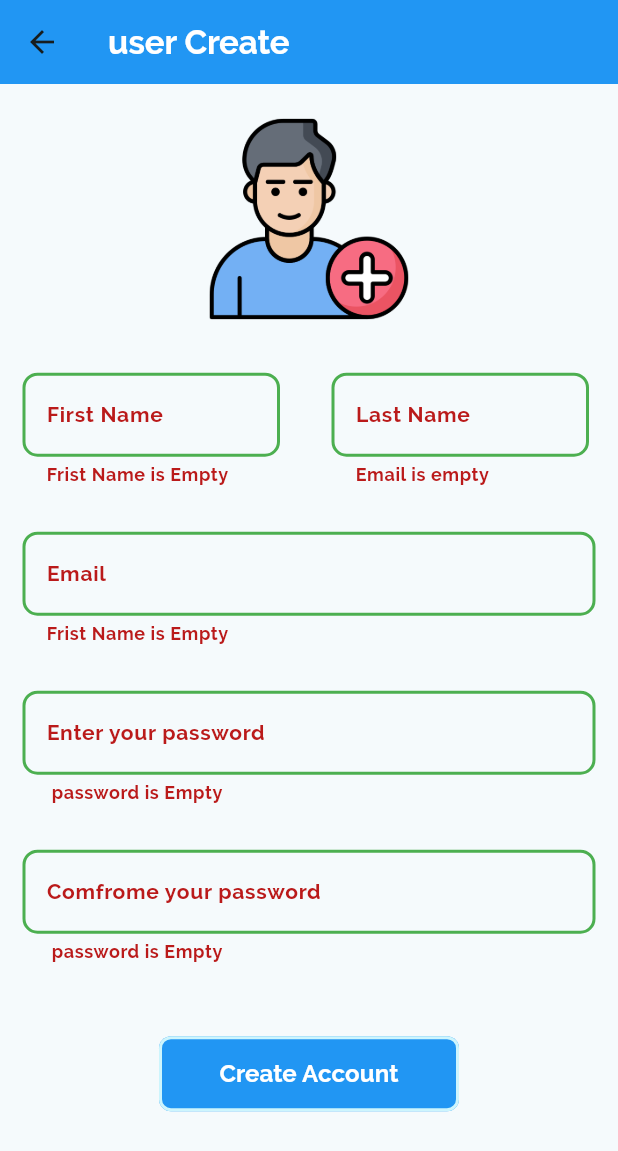
After one commit to avishka-sathyanjana/flutter_scanner, a Flutter app: the UserCreate screen opened directly, after a tap on "Create Account", on a phone screen of 412 x 824 dp. The commit adds this screen. Shown: the top 1151 px of the screen. Run offline on Flutter 3.47's test engine with Material 3 defaults, Android fonts, the light colour scheme and no system bars; our stand-ins replace cloud_firestore, dropdown_button2, firebase_auth, firebase_core, flutter_typeahead, multi_dropdown and 1 more; missing offline and left inert: excel, lecle_downloads_path_provider, mobile_scanner, open_file_plus; accounts and stored records are empty.

Commit message:
fix:make admin user create function already done

```diff
--- a/lib/database/auth_file.dart
+++ b/lib/database/auth_file.dart
@@ -17,8 +17,38 @@ class AuthService{
   final CollectionReference collectionVerfyTable=FirebaseFirestore.instance.collection("verify table");
   final CollectionReference collectionVerfyTableTest=FirebaseFirestore.instance.collection("verify test");
   final CollectionReference collectionIssuesTable=FirebaseFirestore.instance.collection("Issue");
+  final CollectionReference collectionUser=FirebaseFirestore.instance.collection('User');
   bool isLogin=false;
 
+  //carate user.......................
+  Future<String> signUpWithEmailAndPassword(  String frist,String last, String email, String password) async {
+    try {
+      UserCredential userCredential = await FirebaseAuth.instance.createUserWithEmailAndPassword(
+        email: email,
+        password: password,
+      );
+      // User registration successful
+      User? user = userCredential.user;
+      if(user!=null){
+         Map<String,dynamic>data={
+           'frist_name':frist,
+           'last_name':last,
+           'email':email
+         };
+         collectionUser.add(data).then((DocumentReference documentRef){
+           print("data save firebase:$documentRef");
+         }).catchError((onError){
+           print("Error data save:$onError");
+         });
+         return user.email.toString();
+      }
+      return user.toString();
+    } catch (e) {
+      print('Error registering user: $e');
+      return '';
+    }
+  }
+  //sign in user.......................
   Future<User?>signInWithEmailAndPassword(String email,String password)async{
     try{
       UserCredential userCredential= await _auth.signInWithEmailAndPassword(
--- a/lib/main.dart
+++ b/lib/main.dart
@@ -3,6 +3,7 @@ import 'dart:async';
 import 'dart:io';
 
 
+import 'package:cloud_firestore/cloud_firestore.dart';
 import 'package:firebase_auth/firebase_auth.dart';
 import 'package:firebase_core/firebase_core.dart';
 import 'package:flutter/material.dart';
@@ -17,7 +18,7 @@ import 'package:provider/provider.dart';
 import 'provider/location_state.dart';
 import 'model_data/login_remember.dart';
 import '/database/auth_file.dart';
-
+import '/screen/admin/admin_dash_bord.dart';
 
 Future<void> main()async {
   WidgetsFlutterBinding.ensureInitialized();
@@ -57,27 +58,60 @@ class MyApp extends StatefulWidget {
 }
 
 class _MyAppState extends State<MyApp> {
-   bool isLoginRemember=false;
+   bool isLoginRememberUser=false;
+   bool isLoginRememberAdmin=false;
    //bool checkLogOut= AuthService().isUserLoggedIn() as bool;
   final FirebaseAuth auth=FirebaseAuth.instance;
+  final FirebaseFirestore _db=FirebaseFirestore.instance;
+  final CollectionReference collectionUser=FirebaseFirestore.instance.collection('User');
 
-  void checkLogin()async{
-    print("call back..........");
-    auth.authStateChanges().listen((User?user) {
-      if(user!=null && mounted){
-        setState(() {
-          isLoginRemember=true;
+
+   void checkLogin() async{
+     print("call back..........");
+
+       auth.authStateChanges().listen((User? user) {
+         print('callllllllllllllllll');
+         String? email = user?.email.toString();
+         print("email$email");
+         var snapshot =  _db.collection('User').where("email", isEqualTo: email).get();
+
+          snapshot.then((value){
+         if (value.docs.isEmpty) {
+           print('No documents found for the user with email: $email');
+           return;
+         }
+
+         if (value.docs.length > 1) {
+           // Handle case where multiple documents are found (shouldn't happen in your case)
+           print('Multiple documents found for the user with email: $email');
+           return;
+         }
+
+         var doc = value.docs.single;
+         if (doc['type'].toString() == 'admin') {
+           if (user != null && mounted) {
+             setState(() {
+               isLoginRememberAdmin = true;
+             });
+           }
+         } else {
+           if (user != null && mounted) {
+             setState(() {
+               isLoginRememberUser = true;
+             });
+           }
+         }
         });
-      }
-    });
-
-  }
+     });
+   }
 
   @override
   void initState() {
     // TODO: implement initState
     super.initState();
     checkLogin();
+
+
   }
   @override
   Widget build(BuildContext context) {
@@ -95,62 +129,15 @@ class _MyAppState extends State<MyApp> {
           )
         )
       ),
-     home: isLoginRemember?const DashBord():MainScreen(),
+     home: isLoginRememberUser?const DashBord():(isLoginRememberAdmin?const AdminDsh():MainScreen()),
       // routes table
       routes: {
         MainScreen.mainScreenPageRoute:(ctx)=>MainScreen(),
         DashBord.routeDashBord:(ctx)=>const DashBord(),
         LocationScreen.locationScreenRoute:(ctx)=>const LocationScreen(),
+        AdminDsh.addminRoute:(ctx)=>const AdminDsh()
 
       },
     );
   }
 }
-
-// class MyHomePage extends StatefulWidget {
-//   const MyHomePage({super.key});
-//
-//   @override
-//   State<MyHomePage> createState() => _MyHomePageState();
-// }
-//
-// class _MyHomePageState extends State<MyHomePage> {
-//   late Timer _timer; // set timer function for splash screen
-//
-//    @override
-//   void initState() {
-//     // TODO: implement initState
-//     super.initState();
-//   //  startTimer();
-//
-//   }
-// //time function, this function execute after navigate main_screen page after 4 second
-// //   void startTimer(){
-// //     _timer=Timer.periodic(const Duration(seconds:4), (timer) {
-// //       Navigator.pushNamed(context,MainScreen.mainScreenPageRoute,arguments: {
-// //         "startTime":startTimer
-// //       });
-// //       _timer.cancel();
-// //     });
-// //   }
-//
-//   @override
-//   Widget build(BuildContext context) {
-//     return Scaffold(
-//       body:  Container(
-//            child: Center(
-//               child: ClipRRect(
-//                    borderRadius: const BorderRadius.all(Radius.circular(12)),
-//                 child: Image.asset("assets/images/logoucsc.png",
-//                 ),
-//               ),
-//            ),
-//         ),
-//
-//     );
-//   }
-// }
-//
-//
-//
-//
--- a/lib/screen/admin/admin_dash_bord.dart
+++ b/lib/screen/admin/admin_dash_bord.dart
@@ -4,8 +4,10 @@ import '../../data_validations/dilog_massage.dart';
 import '../../widget/drawer.dart';
 import '/style_varible/style_screen.dart';
 import '/widget/grid_card.dart';
+import 'user_create_screen.dart';
 
 class AdminDsh extends StatefulWidget {
+  static const String addminRoute="/admin-dash";
   const AdminDsh({super.key});
 
   @override
@@ -22,10 +24,10 @@ class _AdminDshState extends State<AdminDsh> {
     List<Widget>card=[
         GridCard(
             userDifingFunction:(){
-
+                  Navigator.push(context, MaterialPageRoute(builder:(_)=>const UserCreate()));
             },
             imageUrl: "assets/images/add-user.png",
-            funcName:"Create user"
+            funcName:"Create user Account"
         )
     ];
     return WillPopScope(
@@ -39,16 +41,18 @@ class _AdminDshState extends State<AdminDsh> {
       return dilogState;
     },
       child: Scaffold(
+         key: _scaffoldState,
           appBar: AppBar(
             backgroundColor: colorPlate2,
              title: const Text(
                'Admin Dash Bord',
                style: TextStyle(
-                 color: Colors.white
+                 color: Colors.white,
+                 fontFamily:fontRaleway
                ),
              ),
             leading: IconButton(
-              icon: const Icon(Icons.drag_indicator_outlined),
+              icon: const Icon(Icons.drag_indicator_outlined,color: Colors.white,),
               onPressed: (){
                 _scaffoldState.currentState?.openDrawer();
               },
--- /dev/null
+++ b/lib/screen/admin/user_create_screen.dart
@@ -0,0 +1,253 @@
+
+
+import 'package:flutter/material.dart';
+import 'package:flutter_mobile_barcode_qrcode_scanner/data_validations/login_validation.dart';
+import '/style_varible/style_screen.dart';
+import '/widget/button_widget.dart';
+import '/database/auth_file.dart';
+class UserCreate extends StatefulWidget {
+  const UserCreate({super.key});
+
+  @override
+  State<UserCreate> createState() => _UserCreateState();
+}
+
+class _UserCreateState extends State<UserCreate> {
+  final GlobalKey<FormState> _formKey=GlobalKey<FormState>();
+  String _nameFrist='';
+  String _nameLast='';
+  String _email='';
+  String _pass='';
+  String _comfromPass='';
+
+  //input fild ..............................
+  Widget inputFild( double width,double heghit,String name,bool visible,Function validate,Function saved){
+    return SizedBox(
+      width: width,
+      child: TextFormField(
+        obscuringCharacter: '*',
+        obscureText:visible,
+        style: const TextStyle(fontFamily: fontRaleway,fontSize: 16,color: Colors.green),
+        decoration: InputDecoration(
+          labelText: name,
+          labelStyle: const TextStyle(fontFamily: fontRaleway,fontSize: 14),
+          errorStyle: const TextStyle(
+            fontFamily:fontRaleway,
+          ),
+
+          border: InputBorder.none,
+          focusedBorder: OutlineInputBorder(
+            borderSide: const BorderSide(color: Colors.green, width: 2.0),
+            borderRadius: BorderRadius.circular(10.0),
+          ),
+          enabledBorder: OutlineInputBorder(
+            borderSide: const BorderSide(color: Colors.green, width: 2.0),
+            borderRadius: BorderRadius.circular(10.0),
+          ),
+          disabledBorder: OutlineInputBorder(
+            borderSide: const BorderSide(color: Colors.green, width: 2.0),
+            borderRadius: BorderRadius.circular(10.0),
+          ),
+          errorBorder: OutlineInputBorder(
+            borderSide: const BorderSide(color: Colors.green, width: 2.0),
+            borderRadius: BorderRadius.circular(10.0),
+          ),
+          focusedErrorBorder: OutlineInputBorder(
+            borderSide: const BorderSide(color: Colors.red, width: 2.0),
+            borderRadius: BorderRadius.circular(10.0),
+          ),
+          // Add additional styling here if needed
+        ),
+        validator: (value) => validate(value),
+        onSaved: (text)=>saved(text),
+      ),
+    );
+  }
+
+  @override
+  Widget build(BuildContext context) {
+    Size screenSize =MediaQuery.of(context).size;
+    double width=screenSize.width;
+    double heghit=screenSize.height;
+    return Scaffold(
+      appBar: AppBar(
+        backgroundColor: colorPlate2,
+        title: const Text(
+          "user Create",
+          style: TextStyle(
+            color: Colors.white,
+            fontFamily: fontRaleway
+          ),
+        ),
+      ),
+      body:Container(
+        padding: const EdgeInsets.all(15),
+        child:  Form(
+          key: _formKey,
+          child: SingleChildScrollView(
+            child: Column(
+              //mainAxisAlignment: MainAxisAlignment.start,
+              //crossAxisAlignment:CrossAxisAlignment.center,
+              children: [
+                  Image.asset('assets/images/add-user.png',width: 150,height: 150,),
+                 Container(
+                   margin: EdgeInsets.only(top: heghit/30),
+                   child: Row(
+                       children: [
+                         inputFild(
+                             width/2.4, 70, "First Name",false,
+                                 (value){
+                               if(value.toString().isEmpty){
+                                 return "Frist Name is Empty";
+                               }
+                               return null;
+                             },
+                                 (text){
+                               setState(() {
+                                 _nameFrist=text.toString();
+                               });
+                             }
+                         ),
+                           SizedBox(width: width/12,),
+                         //........................
+                         inputFild(
+                             width/2.4, 70, "Last Name",false,
+                                 (value){
+                               if(value.toString().isEmpty){
+                                 return "Email is empty";
+                               }
+                               return null;
+                             },
+                                 (text){
+                               setState(() {
+                                 _nameLast=text.toString();
+                               });
+                             }
+                         ),
+                       ],
+                     ),
+                 ),
+                const SizedBox(height: 30,),
+                inputFild(
+                    width, 70, "Email",false,
+                        (value){
+                      RegExp regex = RegExp(r'^[\w-\.]+@([\w-]+\.)+[\w-]{2,4}$');
+                      if(value.toString().isEmpty){
+                        return "Frist Name is Empty";
+                      }
+                      if(!regex.hasMatch(value.toString())){
+                        return "email pattern is not match";
+                      }
+                      return null;
+                    },
+                        (text){
+                      setState(() {
+                        _email=text.toString();
+                      });
+                    }
+                ),
+
+                const SizedBox(height: 30,),
+                inputFild(
+                    width, 70, "Enter your password",true,
+                        (value){
+                      RegExp specialChar = RegExp(r'[!@#$%^&*(),.?":{}|<>]');
+                      if(value.toString().isEmpty){
+                        return " password is Empty";
+                      }
+                      if(value.toString().length<5){
+                         return "password should be morthan 5 character";
+                      }
+                      if (!specialChar.hasMatch(value.toString())) {
+                        return "password should has special character";
+                      }
+                            setState(() {
+                              _pass=value.toString();
+                            });
+                        return null;
+                      },
+                        (text){
+                        setState(() {
+                          _pass=text.toString();
+                        });
+                    }
+                ),
+
+                const SizedBox(height: 30,),
+                inputFild(
+                    width, 70, "Comfrome your password",true,
+                        (value){
+                      if(value.toString().isEmpty){
+                        return " password is Empty";
+                      }
+                      if(value.toString()!=_pass){
+                        return "password is not match";
+                      }
+                      return null;
+                    },
+                        (text){
+                      setState(() {
+                        _comfromPass=text.toString();
+                      });
+                    }
+                ),
+
+               SizedBox(height: heghit/45,),
+
+                ButtonWidget(ctx: context,
+                    buttonName:"Create Account",
+                    buttonFontSize: 16,
+                    buttonColor:colorPlate2,
+                    borderColor: colorPlate3,
+                    textColor:Colors.white,
+                    buttonWidth:200,
+                    buttonHeight:50,
+                    buttonRadius:8,
+                    validationStates:()async{
+                        if(_formKey.currentState!.validate()){
+                           _formKey.currentState!.save();
+                           var result= await AuthService().signUpWithEmailAndPassword(
+                               _nameFrist,
+                               _nameLast,
+                               _email,
+                               _comfromPass
+                           );
+                           if(result.isNotEmpty){
+                               setState(() {
+                                 showError(
+                                     context,
+                                     "succsesful create user",
+                                     "User Create",
+                                     Icons.credit_score, Colors.green,
+                                     Colors.white,
+                                     Colors.white
+                                 );
+                                 //navigate page
+                                 Navigator.pop(context);
+                               });
+
+                           }else{
+                             setState(() {
+                               showError(
+                                   context,
+                                   "user is not create",
+                                   "User Create",
+                                   Icons.credit_score, Colors.red,
+                                   Colors.white,
+                                   Colors.white
+                               );
+                             });
+                           }
+
+                        }
+                    })
+
+              ],
+            ),
+          ),
+        ),
+
+      ),
+    );
+  }
+}
```
